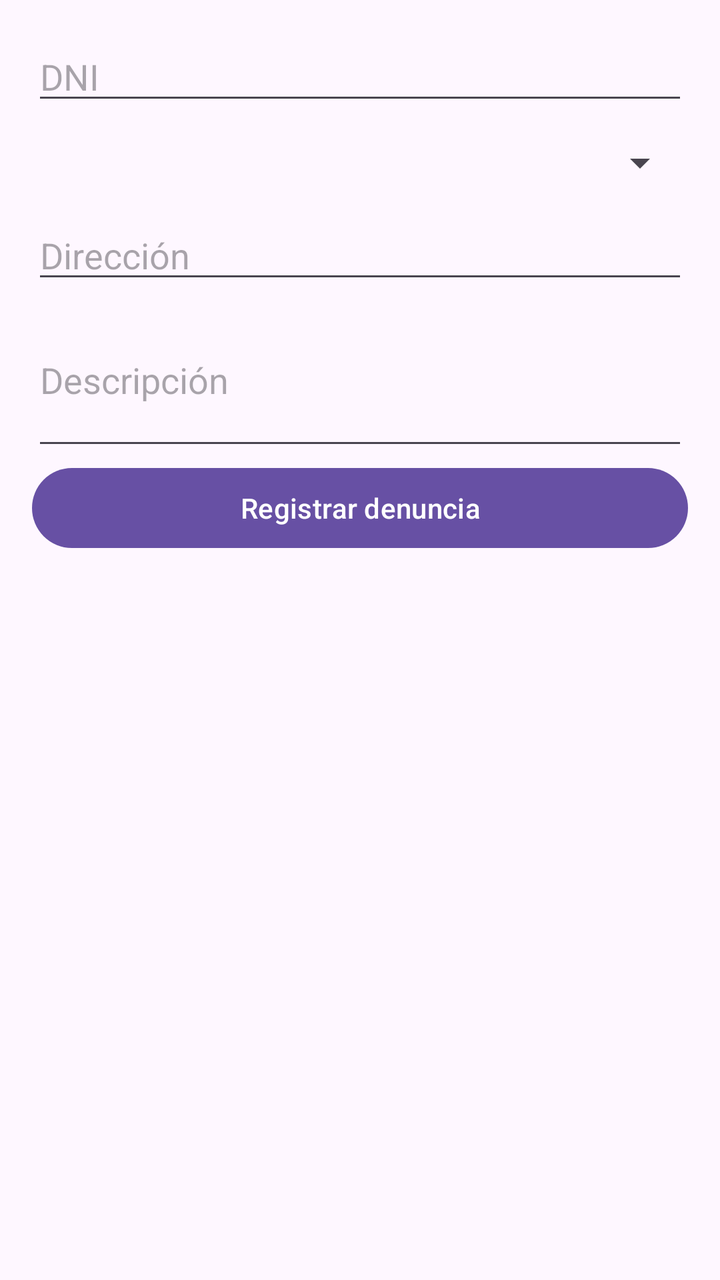
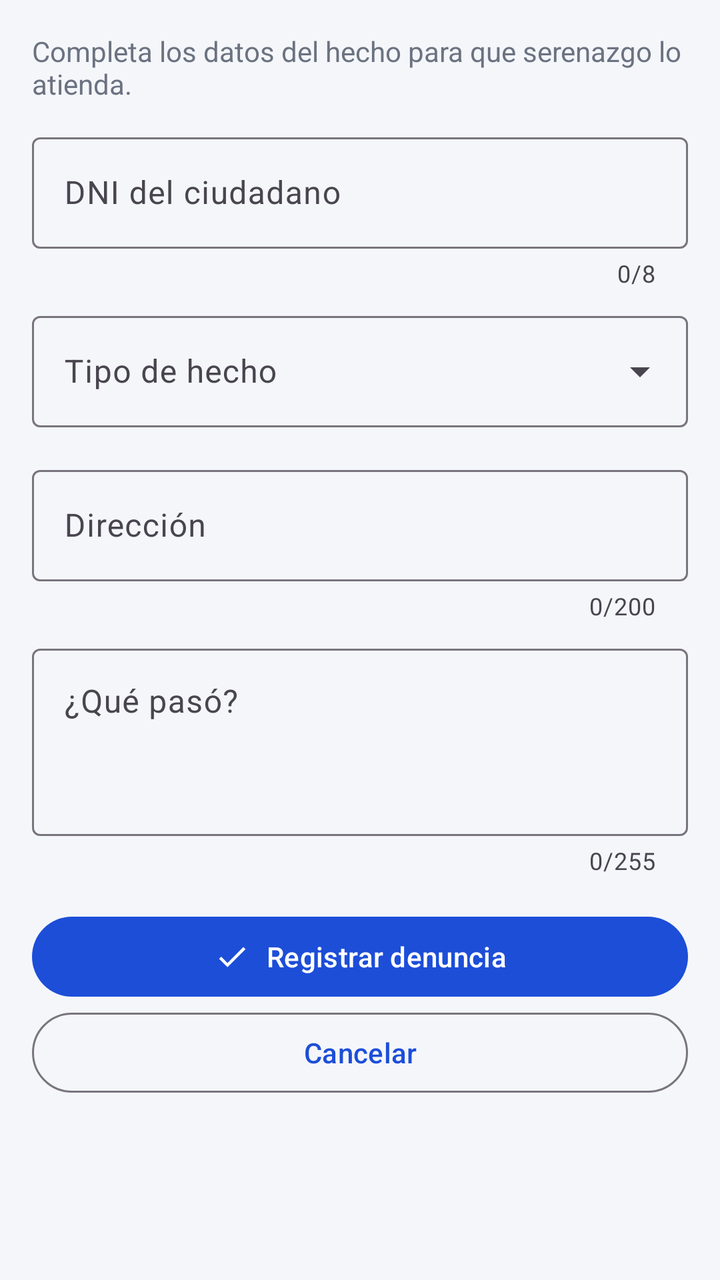

Screens rendered from an Android XML layout before and after an edit, with the pre-edit source and the edit as a unified diff.
<!-- AndroidManifest.xml: application theme Theme.Denuncias -->
<!-- res/layout/activity_registrar.xml -->
<?xml version="1.0" encoding="utf-8"?>
<FrameLayout xmlns:android="http://schemas.android.com/apk/res/android"
    android:layout_width="match_parent"
    android:layout_height="match_parent"
    android:fitsSystemWindows="true">

<LinearLayout
    android:layout_width="match_parent"
    android:layout_height="match_parent"
    android:orientation="vertical"
    android:padding="16dp">

    <EditText
        android:id="@+id/txtDni"
        android:layout_width="match_parent"
        android:layout_height="wrap_content"
        android:hint="DNI"
        android:inputType="number"
        android:maxLength="8" />

    <Spinner
        android:id="@+id/spTipo"
        android:layout_width="match_parent"
        android:layout_height="wrap_content"
        android:minHeight="48dp" />

    <EditText
        android:id="@+id/txtDireccion"
        android:layout_width="match_parent"
        android:layout_height="wrap_content"
        android:hint="Dirección"
        android:maxLength="200" />

    <EditText
        android:id="@+id/txtDescripcion"
        android:layout_width="match_parent"
        android:layout_height="wrap_content"
        android:hint="Descripción"
        android:maxLength="255"
        android:minLines="3" />

    <Button
        android:id="@+id/btnGuardar"
        android:layout_width="match_parent"
        android:layout_height="wrap_content"
        android:text="Registrar denuncia" />
</LinearLayout>
</FrameLayout>
<!-- resources referenced by this layout -->
<resources>
  <style name="Theme.Denuncias" parent="Theme.Material3.DayNight" />
</resources>

<!-- the commit's change to res/layout/activity_registrar.xml (unified diff, before → after) -->
@@ -1,48 +1,112 @@
 <?xml version="1.0" encoding="utf-8"?>
 <FrameLayout xmlns:android="http://schemas.android.com/apk/res/android"
+    xmlns:app="http://schemas.android.com/apk/res-auto"
     android:layout_width="match_parent"
     android:layout_height="match_parent"
     android:fitsSystemWindows="true">
 
-<LinearLayout
-    android:layout_width="match_parent"
-    android:layout_height="match_parent"
-    android:orientation="vertical"
-    android:padding="16dp">
+    <ScrollView
+        android:layout_width="match_parent"
+        android:layout_height="match_parent">
 
-    <EditText
-        android:id="@+id/txtDni"
-        android:layout_width="match_parent"
-        android:layout_height="wrap_content"
-        android:hint="DNI"
-        android:inputType="number"
-        android:maxLength="8" />
+        <LinearLayout
+            android:layout_width="match_parent"
+            android:layout_height="wrap_content"
+            android:orientation="vertical"
+            android:padding="16dp">
 
-    <Spinner
-        android:id="@+id/spTipo"
-        android:layout_width="match_parent"
-        android:layout_height="wrap_content"
-        android:minHeight="48dp" />
+            <TextView
+                android:layout_width="wrap_content"
+                android:layout_height="wrap_content"
+                android:layout_marginBottom="12dp"
+                android:text="Completa los datos del hecho para que serenazgo lo atienda."
+                android:textColor="@color/gris" />
 
-    <EditText
-        android:id="@+id/txtDireccion"
-        android:layout_width="match_parent"
-        android:layout_height="wrap_content"
-        android:hint="Dirección"
-        android:maxLength="200" />
+            <com.google.android.material.textfield.TextInputLayout
+                android:id="@+id/tilDni"
+                style="@style/Widget.Material3.TextInputLayout.OutlinedBox"
+                android:layout_width="match_parent"
+                android:layout_height="wrap_content"
+                android:hint="DNI del ciudadano"
+                app:counterEnabled="true"
+                app:counterMaxLength="8">
 
-    <EditText
-        android:id="@+id/txtDescripcion"
-        android:layout_width="match_parent"
-        android:layout_height="wrap_content"
-        android:hint="Descripción"
-        android:maxLength="255"
-        android:minLines="3" />
+                <com.google.android.material.textfield.TextInputEditText
+                    android:id="@+id/txtDni"
+                    android:layout_width="match_parent"
+                    android:layout_height="wrap_content"
+                    android:inputType="number"
+                    android:maxLength="8" />
+            </com.google.android.material.textfield.TextInputLayout>
 
-    <Button
-        android:id="@+id/btnGuardar"
-        android:layout_width="match_parent"
-        android:layout_height="wrap_content"
-        android:text="Registrar denuncia" />
-</LinearLayout>
+            <com.google.android.material.textfield.TextInputLayout
+                style="@style/Widget.Material3.TextInputLayout.OutlinedBox.ExposedDropdownMenu"
+                android:layout_width="match_parent"
+                android:layout_height="wrap_content"
+                android:layout_marginTop="8dp"
+                android:hint="Tipo de hecho">
+
+                <com.google.android.material.textfield.MaterialAutoCompleteTextView
+                    android:id="@+id/txtTipo"
+                    android:layout_width="match_parent"
+                    android:layout_height="wrap_content"
+                    android:inputType="none"
+                    app:simpleItems="@array/tipos" />
+            </com.google.android.material.textfield.TextInputLayout>
+
+            <com.google.android.material.textfield.TextInputLayout
+                android:id="@+id/tilDireccion"
+                style="@style/Widget.Material3.TextInputLayout.OutlinedBox"
+                android:layout_width="match_parent"
+                android:layout_height="wrap_content"
+                android:layout_marginTop="16dp"
+                android:hint="Dirección"
+                app:counterEnabled="true"
+                app:counterMaxLength="200">
+
+                <com.google.android.material.textfield.TextInputEditText
+                    android:id="@+id/txtDireccion"
+                    android:layout_width="match_parent"
+                    android:layout_height="wrap_content"
+                    android:inputType="textPostalAddress|textCapWords"
+                    android:maxLength="200" />
+            </com.google.android.material.textfield.TextInputLayout>
+
+            <com.google.android.material.textfield.TextInputLayout
+                android:id="@+id/tilDescripcion"
+                style="@style/Widget.Material3.TextInputLayout.OutlinedBox"
+                android:layout_width="match_parent"
+                android:layout_height="wrap_content"
+                android:layout_marginTop="8dp"
+                android:hint="¿Qué pasó?"
+                app:counterEnabled="true"
+                app:counterMaxLength="255">
+
+                <com.google.android.material.textfield.TextInputEditText
+                    android:id="@+id/txtDescripcion"
+                    android:layout_width="match_parent"
+                    android:layout_height="wrap_content"
+                    android:gravity="top"
+                    android:inputType="textMultiLine|textCapSentences"
+                    android:maxLength="255"
+                    android:minLines="3" />
+            </com.google.android.material.textfield.TextInputLayout>
+
+            <com.google.android.material.button.MaterialButton
+                android:id="@+id/btnGuardar"
+                android:layout_width="match_parent"
+                android:layout_height="wrap_content"
+                android:layout_marginTop="16dp"
+                android:text="Registrar denuncia"
+                app:icon="@drawable/ic_check"
+                app:iconGravity="textStart" />
+
+            <com.google.android.material.button.MaterialButton
+                android:id="@+id/btnCancelar"
+                style="@style/Widget.Material3.Button.OutlinedButton"
+                android:layout_width="match_parent"
+                android:layout_height="wrap_content"
+                android:text="Cancelar" />
+        </LinearLayout>
+    </ScrollView>
 </FrameLayout>
<!-- resource entries referenced after the edit -->
@@ -1,5 +1,31 @@
 <!-- resources referenced by this layout -->
 <resources>
-  <style name="Theme.Denuncias" parent="Theme.Material3.DayNight" />
+  <string-array name="tipos">
+          <item>ROBO</item>
+          <item>ASALTO</item>
+          <item>VANDALISMO</item>
+          <item>ACOSO</item>
+          <item>OTRO</item>
+      </string-array>
+  <color name="gris">#6B7280</color>
+  <!-- drawable ic_check (drawable) -->
+  <vector xmlns:android="http://schemas.android.com/apk/res/android"
+      android:width="24dp"
+      android:height="24dp"
+      android:viewportWidth="24"
+      android:viewportHeight="24">
+      <path
+          android:fillColor="#000000"
+          android:pathData="M9,16.17L4.83,12l-1.42,1.41L9,19 21,7l-1.41,-1.41z" />
+  </vector>
+  <style name="Theme.Denuncias" parent="Theme.Material3.Light">
+          <item name="colorPrimary">#1D4ED8</item>
+          <item name="colorOnPrimary">#FFFFFF</item>
+          <item name="colorPrimaryContainer">#DBEAFE</item>
+          <item name="colorOnPrimaryContainer">#1E3A8A</item>
+          <item name="colorSurface">#FFFFFF</item>
+          <item name="android:windowBackground">@color/fondo</item>
+      </style>
+  <color name="fondo">#F4F6FA</color>
 </resources>
 
